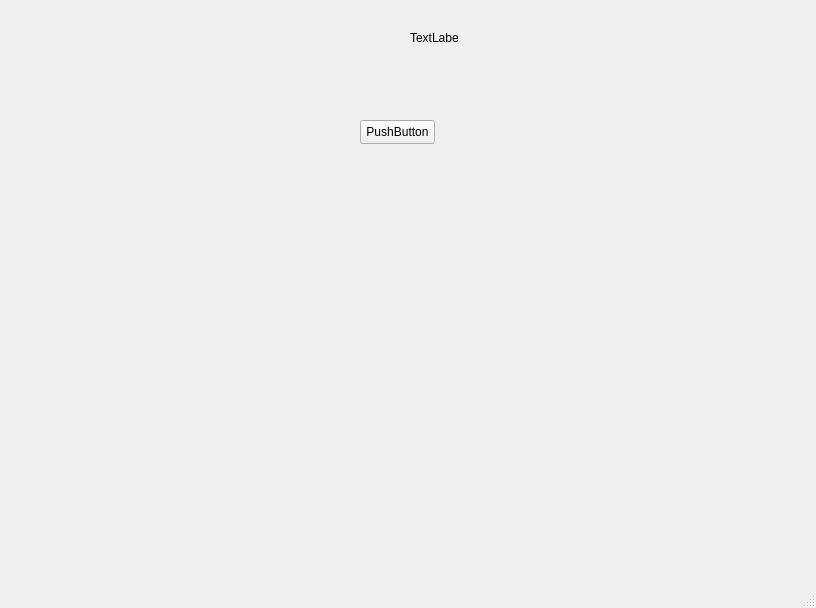
Old version of the form Image_Compressor/mainwindow.ui in the repository Maciek-Sikora/Image-Compressor.
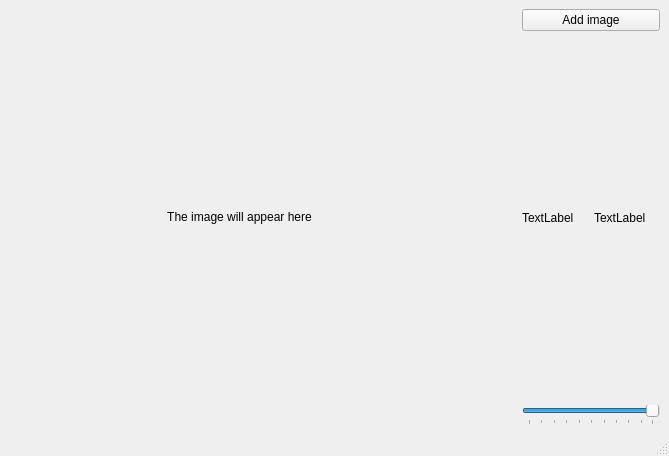
New version of the form.

The edit to the form file:
```diff
--- a/Image_Compressor/mainwindow.ui
+++ b/Image_Compressor/mainwindow.ui
@@ -6,40 +6,127 @@
    <rect>
     <x>0</x>
     <y>0</y>
-    <width>816</width>
-    <height>608</height>
+    <width>669</width>
+    <height>456</height>
    </rect>
   </property>
   <property name="windowTitle">
    <string>MainWindow</string>
   </property>
   <widget class="QWidget" name="centralwidget">
-   <widget class="QPushButton" name="pushButton_SelectPath">
-    <property name="geometry">
-     <rect>
-      <x>360</x>
-      <y>120</y>
-      <width>75</width>
-      <height>24</height>
-     </rect>
-    </property>
-    <property name="text">
-     <string>PushButton</string>
-    </property>
-   </widget>
-   <widget class="QLabel" name="label_Image">
-    <property name="geometry">
-     <rect>
-      <x>410</x>
-      <y>30</y>
-      <width>49</width>
-      <height>16</height>
-     </rect>
-    </property>
-    <property name="text">
-     <string>TextLabel</string>
-    </property>
-   </widget>
+   <property name="sizePolicy">
+    <sizepolicy hsizetype="Preferred" vsizetype="Preferred">
+     <horstretch>0</horstretch>
+     <verstretch>0</verstretch>
+    </sizepolicy>
+   </property>
+   <layout class="QGridLayout" name="gridLayout">
+    <item row="0" column="1">
+     <layout class="QHBoxLayout" name="horizontalLayout" stretch="10,1,3">
+      <item>
+       <widget class="QLabel" name="label_Image">
+        <property name="sizePolicy">
+         <sizepolicy hsizetype="Preferred" vsizetype="Expanding">
+          <horstretch>0</horstretch>
+          <verstretch>0</verstretch>
+         </sizepolicy>
+        </property>
+        <property name="text">
+         <string>The image will appear here</string>
+        </property>
+        <property name="scaledContents">
+         <bool>true</bool>
+        </property>
+        <property name="alignment">
+         <set>Qt::AlignCenter</set>
+        </property>
+       </widget>
+      </item>
+      <item>
+       <spacer name="horizontalSpacer">
+        <property name="orientation">
+         <enum>Qt::Horizontal</enum>
+        </property>
+        <property name="sizeHint" stdset="0">
+         <size>
+          <width>40</width>
+          <height>20</height>
+         </size>
+        </property>
+       </spacer>
+      </item>
+      <item>
+       <layout class="QVBoxLayout" name="verticalLayout">
+        <item>
+         <widget class="QPushButton" name="pushButton_SelectPath">
+          <property name="text">
+           <string>Add image</string>
+          </property>
+         </widget>
+        </item>
+        <item>
+         <layout class="QHBoxLayout" name="horizontalLayout_2">
+          <item>
+           <widget class="QLabel" name="label">
+            <property name="text">
+             <string>TextLabel</string>
+            </property>
+           </widget>
+          </item>
+          <item>
+           <widget class="QLabel" name="label_2">
+            <property name="sizePolicy">
+             <sizepolicy hsizetype="Minimum" vsizetype="Preferred">
+              <horstretch>0</horstretch>
+              <verstretch>0</verstretch>
+             </sizepolicy>
+            </property>
+            <property name="text">
+             <string>TextLabel</string>
+            </property>
+           </widget>
+          </item>
+         </layout>
+        </item>
+        <item>
+         <widget class="QSlider" name="horizontalSlider">
+          <property name="minimum">
+           <number>1</number>
+          </property>
+          <property name="maximum">
+           <number>100</number>
+          </property>
+          <property name="singleStep">
+           <number>1</number>
+          </property>
+          <property name="pageStep">
+           <number>10</number>
+          </property>
+          <property name="value">
+           <number>100</number>
+          </property>
+          <property name="orientation">
+           <enum>Qt::Horizontal</enum>
+          </property>
+          <property name="invertedAppearance">
+           <bool>false</bool>
+          </property>
+          <property name="invertedControls">
+           <bool>false</bool>
+          </property>
+          <property name="tickPosition">
+           <enum>QSlider::TicksBelow</enum>
+          </property>
+          <property name="tickInterval">
+           <number>0</number>
+          </property>
+         </widget>
+        </item>
+       </layout>
+      </item>
+     </layout>
+    </item>
+   </layout>
   </widget>
   <widget class="QMenuBar" name="menubar">
    <property name="geometry">
```
Left out of the diff: 2 changed lines with no effect on the pictures.
